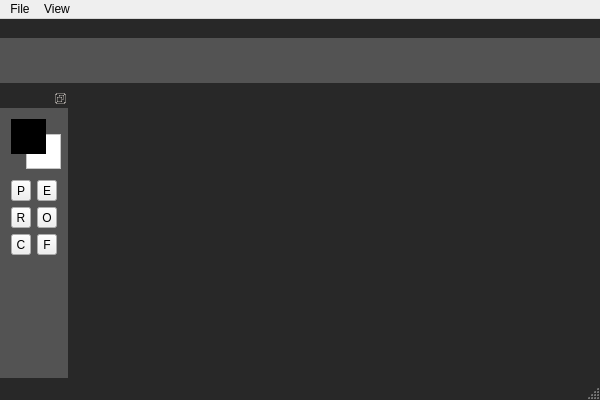
Old version of the form alpaint/res/Alpaint.ui in the repository DatDarkAlpaca/alpaint.
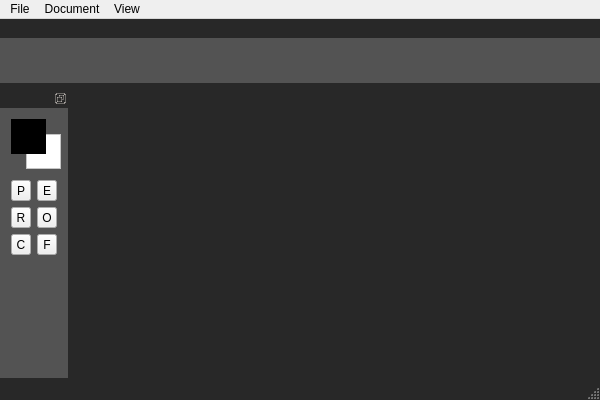
New version of the form. Custom widgets are drawn as their Qt base class.

The edit to the form file:
```diff
--- a/alpaint/res/Alpaint.ui
+++ b/alpaint/res/Alpaint.ui
@@ -75,7 +75,14 @@
     <addaction name="actionShowPixelGrid"/>
     <addaction name="actionShowBackground"/>
    </widget>
+   <widget class="QMenu" name="menuDocument">
+    <property name="title">
+     <string>Document</string>
+    </property>
+    <addaction name="actionResizeCanvas"/>
+   </widget>
    <addaction name="menuFile"/>
+   <addaction name="menuDocument"/>
    <addaction name="menuView"/>
   </widget>
   <widget class="alp::ToolBarDock" name="toolBar">
```
Left out of the diff: 5 changed lines with no effect on the pictures.
